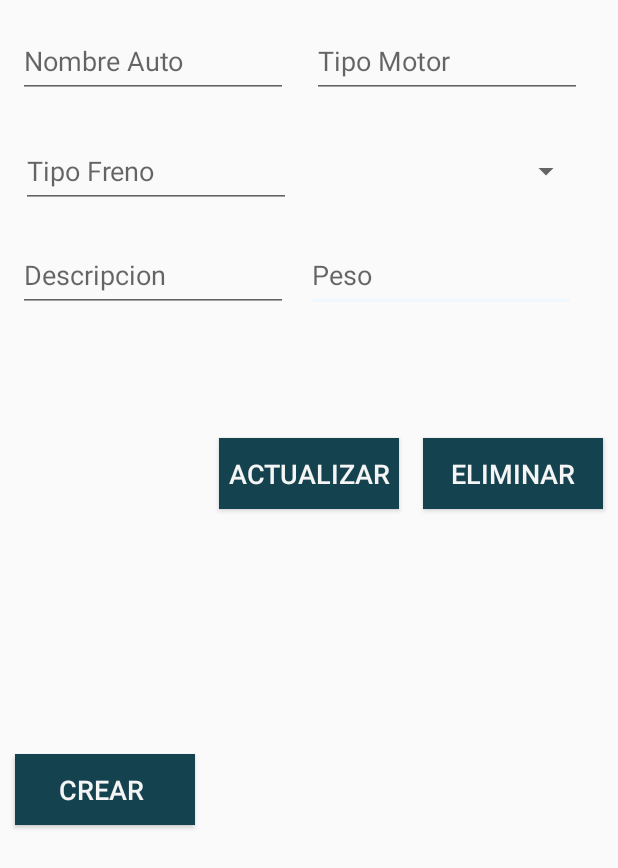
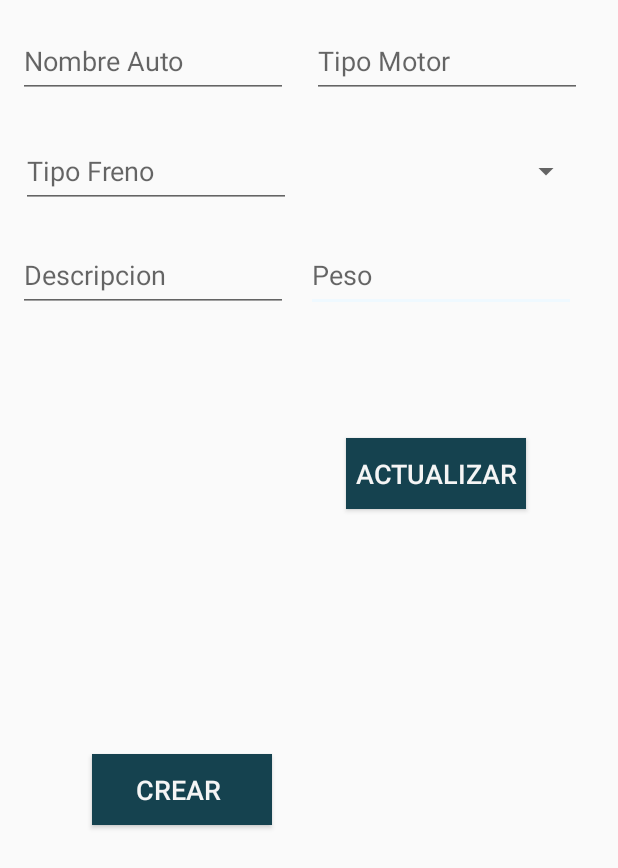
Before and after one commit to cristianpinillostorres/UdeCar, an Android app: the layout activity_crear_autos.xml on its own in the app's theme, with its tools: preview values and no code run, on a phone screen of 412 x 824 dp. Shown: the top 868 px of the screen. Run offline under Robolectric (Android 15) with nearby library versions, the phone set to English and light mode, and no system bars.

Commit message:
Crud autos-Administrador

```diff
--- a/app/src/main/java/com/udecar/ModificarMotor.java
+++ b/app/src/main/java/com/udecar/ModificarMotor.java
@@ -145,6 +145,7 @@ public class ModificarMotor extends AppCompatActivity {
         PartesMotor parte7 = new PartesMotor(7, 2,"PLATINUM TT PK20TT");
         PartesMotor parte8 = new PartesMotor(8, 2,"DOUBLE PLATINUM PK20PR11");
 
+
         //Creacion del arrayList de tipo "PartesMotor"
         ArrayList<String> filtros = new ArrayList<>();
         //llenado del arrayList
--- a/app/src/main/java/com/udecar/VistaSeleccionarAuto.java
+++ b/app/src/main/java/com/udecar/VistaSeleccionarAuto.java
@@ -80,7 +80,7 @@ public class VistaSeleccionarAuto extends AppCompatActivity {
                         nuevoAuto.setDescripcion(auto.child("descripcion").getValue().toString());
                         nuevoAuto.setNombreFrenos(auto.child("nombreFrenos").getValue().toString());
                         nuevoAuto.setImagenAutomovil(Integer.parseInt(auto.child("imagenAutomovil").getValue().toString()));
-                        nuevoAuto.setCategoria(auto.child("categoria").getValue().toString());
+                       // nuevoAuto.setCategoria(auto.child("categoria").getValue().toString());
                         listaAutomoviles.add(nuevoAuto);
                     }
                     adaptador = new Adaptador(VistaSeleccionarAuto.this, listaAutomoviles);
--- a/app/src/main/res/layout/activity_crear_autos.xml
+++ b/app/src/main/res/layout/activity_crear_autos.xml
@@ -62,7 +62,6 @@
         android:layout_marginEnd="8dp"
         android:layout_marginBottom="260dp"
         android:background="@color/colorPrimary"
-        android:onClick="onClick"
         android:scrollbarThumbHorizontal="@color/browser_actions_text_color"
         android:scrollbarThumbVertical="@color/browser_actions_text_color"
         android:shadowColor="@color/colorPrimary"
@@ -91,32 +90,15 @@
         android:layout_height="47dp"
         android:layout_marginStart="8dp"
         android:layout_marginTop="84dp"
-        android:layout_marginEnd="8dp"
+        android:layout_marginEnd="28dp"
         android:background="@color/colorPrimary"
         android:onClick="onClick"
         android:text="Actualizar"
         android:textColor="@color/browser_actions_bg_grey"
         android:textColorHighlight="@color/browser_actions_bg_grey"
         android:textSize="18sp"
-        app:layout_constraintEnd_toStartOf="@+id/btn_Eliminar"
-        app:layout_constraintHorizontal_bias="0.0"
+        app:layout_constraintEnd_toEndOf="parent"
         app:layout_constraintStart_toEndOf="@+id/btnCrear"
-        app:layout_constraintTop_toBottomOf="@+id/txtDescripcion" />
-
-    <Button
-        android:id="@+id/btn_Eliminar"
-        android:layout_width="120dp"
-        android:layout_height="47dp"
-        android:layout_marginStart="8dp"
-        android:layout_marginTop="84dp"
-        android:layout_marginEnd="28dp"
-        android:background="@color/colorPrimary"
-        android:onClick="onClick"
-        android:text="Eliminar"
-        android:textColor="@color/browser_actions_bg_grey"
-        android:textSize="18sp"
-        app:layout_constraintEnd_toEndOf="parent"
-        app:layout_constraintStart_toEndOf="@+id/btn_Actualizar"
         app:layout_constraintTop_toBottomOf="@+id/txtDescripcion" />
 
     <Spinner
--- a/app/src/main/res/layout/activity_main.xml
+++ b/app/src/main/res/layout/activity_main.xml
@@ -88,7 +88,7 @@
             android:layout_marginTop="32dp"
             android:layout_marginBottom="47dp"
             android:onClick="vistaAdminitrador"
-            android:text="Adminitrador "
+            android:text="@string/btnAdministrador"
             app:layout_constraintBottom_toBottomOf="parent"
             app:layout_constraintEnd_toEndOf="parent"
             app:layout_constraintStart_toStartOf="parent"
--- a/app/src/main/res/layout/activity_principal_admi.xml
+++ b/app/src/main/res/layout/activity_principal_admi.xml
@@ -11,7 +11,7 @@
         android:layout_width="260dp"
         android:layout_height="52dp"
         android:onClick="vistaCrearAutos"
-        android:text="Crear Autos"
+        android:text="@string/btnCrearAutos"
         app:layout_constraintBottom_toBottomOf="parent"
         app:layout_constraintEnd_toEndOf="parent"
         app:layout_constraintStart_toStartOf="parent"
--- a/app/src/main/res/values/strings.xml
+++ b/app/src/main/res/values/strings.xml
@@ -17,6 +17,8 @@
     <string name="TextEmail">Ingrese su correo</string>
     <string name="TextContraseña">Ingrese su contraseña</string>
     <string name="btnIniciarSesion">Iniciar Sesion</string>
+    <string name="btnAdministrador">Administrador</string>
+    <string name="btnCrearAutos">Crear Autos</string>
 
 
 </resources>
```
Also changed, not shown: app/src/main/AndroidManifest.xml (+7 -5 lines), app/src/main/java/com/udecar/CrearAutos.java (+62 -53 lines), app/src/main/java/com/udecar/Datos/Automovil.java (+8 -10 lines), app/src/main/java/com/udecar/Datos/PartesMotor.java (+5 -20 lines).
